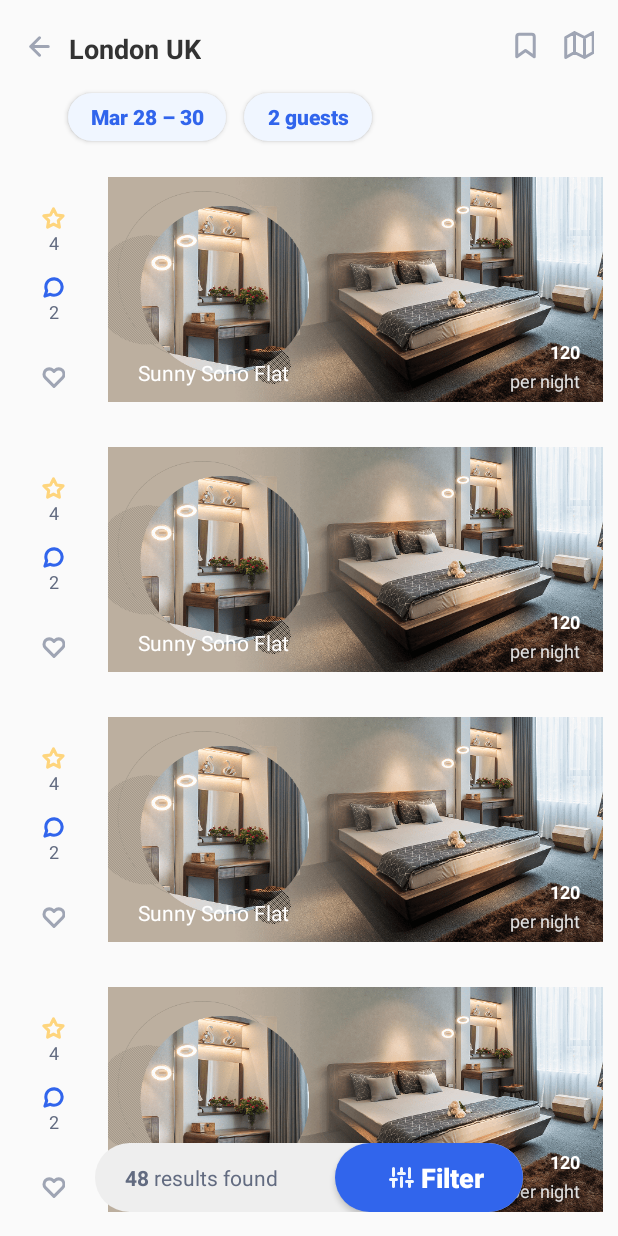
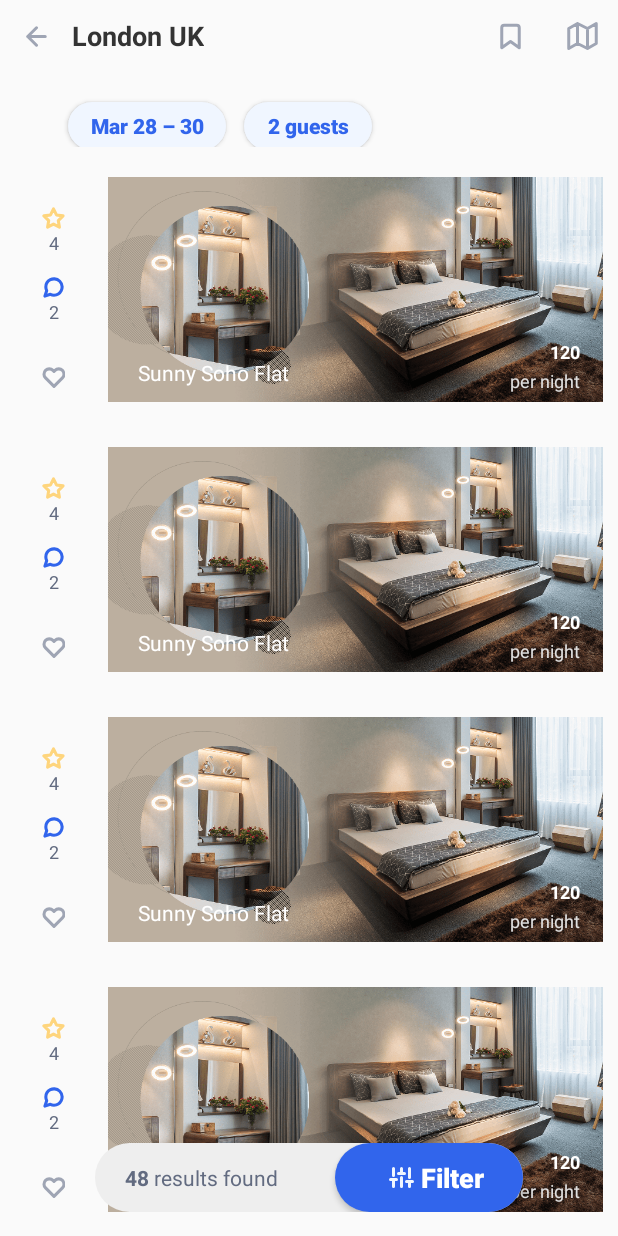
Before and after one commit to NVMinhIT/ApartermentsSearch, an Android app: the screen it shows after launch (ItemsListActivity), on a phone screen of 412 x 824 dp. Run offline under Robolectric (Android 15) with nearby library versions, the phone set to English and light mode, and no system bars.

Commit message:
cap nhat 28

```diff
--- a/app/src/main/res/layout/activity_items_list.xml
+++ b/app/src/main/res/layout/activity_items_list.xml
@@ -17,61 +17,59 @@
         <RelativeLayout
             android:id="@+id/contentRelativeLayout"
             android:layout_width="match_parent"
-            android:layout_height="22dp"
-            android:layout_marginTop="@dimen/margin_top_normal"
+            android:layout_height="48dp"
             app:layout_constraintLeft_toLeftOf="parent"
             app:layout_constraintRight_toRightOf="parent"
-            app:layout_constraintTop_toTopOf="parent">
+            tools:ignore="MissingConstraints">
 
             <ImageButton
                 android:id="@+id/imbBack"
-                android:layout_width="@dimen/icon_x_small"
+                android:layout_width="48dp"
                 android:layout_height="@dimen/icon_x_small"
                 android:layout_alignParentTop="true"
                 android:layout_alignParentBottom="true"
-                android:layout_marginStart="@dimen/margin_normal"
-                android:layout_marginLeft="@dimen/margin_normal"
                 android:background="@null"
                 android:src="@drawable/ic_feather_arrow_left"
-                tools:ignore="ContentDescription" />
+                tools:ignore="ContentDescription,RtlHardcoded" />
 
             <TextView
                 android:layout_width="wrap_content"
                 android:layout_height="wrap_content"
-                android:layout_marginStart="@dimen/margin_xmin"
-                android:layout_marginLeft="@dimen/margin_xmin"
                 android:layout_toEndOf="@+id/imbBack"
                 android:layout_toRightOf="@+id/imbBack"
-                android:gravity="center_horizontal"
+                android:gravity="center_vertical"
+                android:layout_centerVertical="true"
                 android:text="@string/london_uk"
                 android:textColor="@color/color_text_bold"
                 android:textSize="@dimen/text_x_normal"
                 android:textStyle="bold"
-                tools:ignore="RelativeOverlap" />
+                tools:ignore="RelativeOverlap,RtlHardcoded" />
 
             <ImageButton
                 android:id="@+id/imbFeather"
-                android:layout_width="@dimen/icon_x_small"
+                android:layout_width="48dp"
                 android:layout_height="@dimen/icon_x_small"
                 android:layout_alignParentEnd="true"
                 android:layout_alignParentRight="true"
-                android:layout_marginEnd="@dimen/margin_normal"
-                android:layout_marginRight="@dimen/margin_normal"
+                android:layout_alignParentTop="true"
+                android:layout_alignParentBottom="true"
                 android:background="@null"
+                android:layout_centerVertical="true"
                 android:src="@drawable/ic_feather_map"
-                tools:ignore="ContentDescription" />
+                tools:ignore="ContentDescription,RtlHardcoded" />
 
             <ImageButton
                 android:id="@+id/imbFeatherBookMark"
-                android:layout_width="@dimen/icon_x_small"
+                android:layout_width="48dp"
                 android:layout_height="@dimen/icon_x_small"
-                android:layout_marginEnd="@dimen/margin_normal"
-                android:layout_marginRight="@dimen/margin_normal"
+                android:layout_alignParentTop="true"
+                android:layout_alignParentBottom="true"
+                android:layout_centerVertical="true"
                 android:layout_toStartOf="@+id/imbFeather"
                 android:layout_toLeftOf="@+id/imbFeather"
                 android:background="@null"
                 android:src="@drawable/ic_feather_bookmark"
-                tools:ignore="ContentDescription" />
+                tools:ignore="ContentDescription,RtlHardcoded" />
         </RelativeLayout>
 
         <Button
@@ -88,7 +86,8 @@
             android:textSize="@dimen/text_x_small"
             android:textStyle="bold"
             app:layout_constraintLeft_toLeftOf="parent"
-            app:layout_constraintTop_toBottomOf="@+id/contentRelativeLayout" />
+            app:layout_constraintTop_toBottomOf="@+id/contentRelativeLayout"
+            tools:ignore="RtlHardcoded" />
 
         <Button
             android:id="@+id/btGuest"
@@ -142,7 +141,7 @@
             android:text="@string/_48_results_found"
             android:textColor="@color/color_text_hintt"
             android:textSize="@dimen/text_x_small"
-            tools:ignore="RelativeOverlap" />
+            tools:ignore="RelativeOverlap,RtlHardcoded" />
 
         <Button
             android:layout_width="@dimen/button_xxnormal_width"
@@ -162,7 +161,7 @@
             android:textColor="@color/color_text_white"
             android:textSize="@dimen/text_x_normal"
             android:textStyle="bold"
-            tools:ignore="RtlSymmetry" />
+            tools:ignore="RtlHardcoded,RtlSymmetry" />
     </RelativeLayout>
 
 </androidx.constraintlayout.widget.ConstraintLayout>
```
